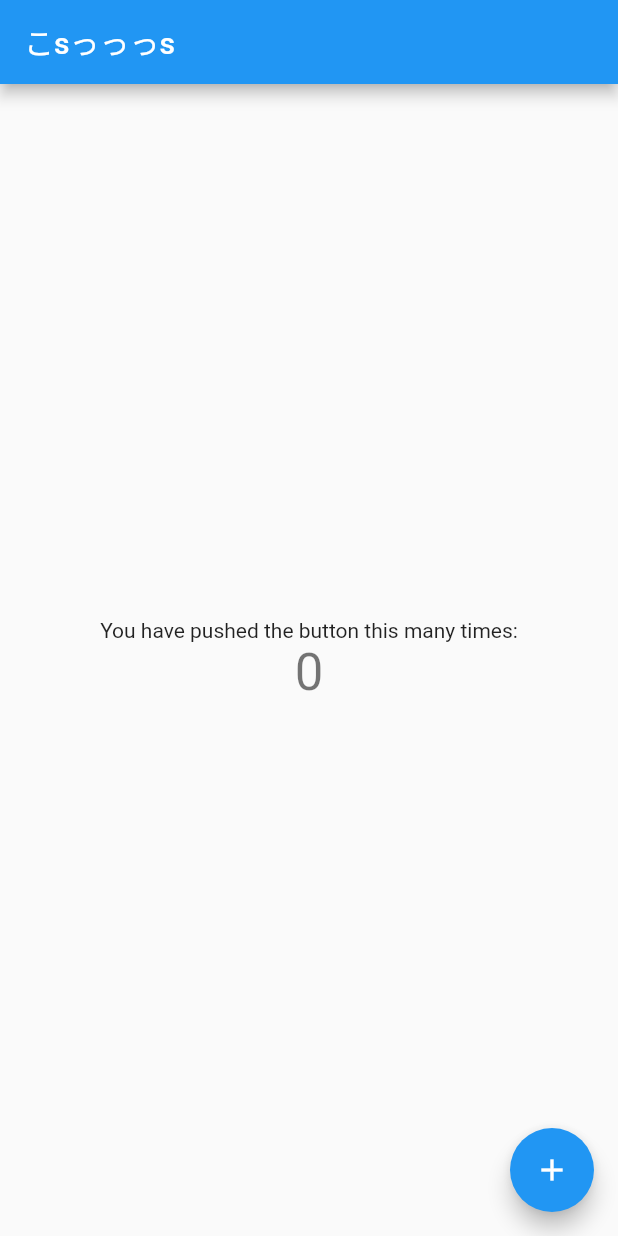
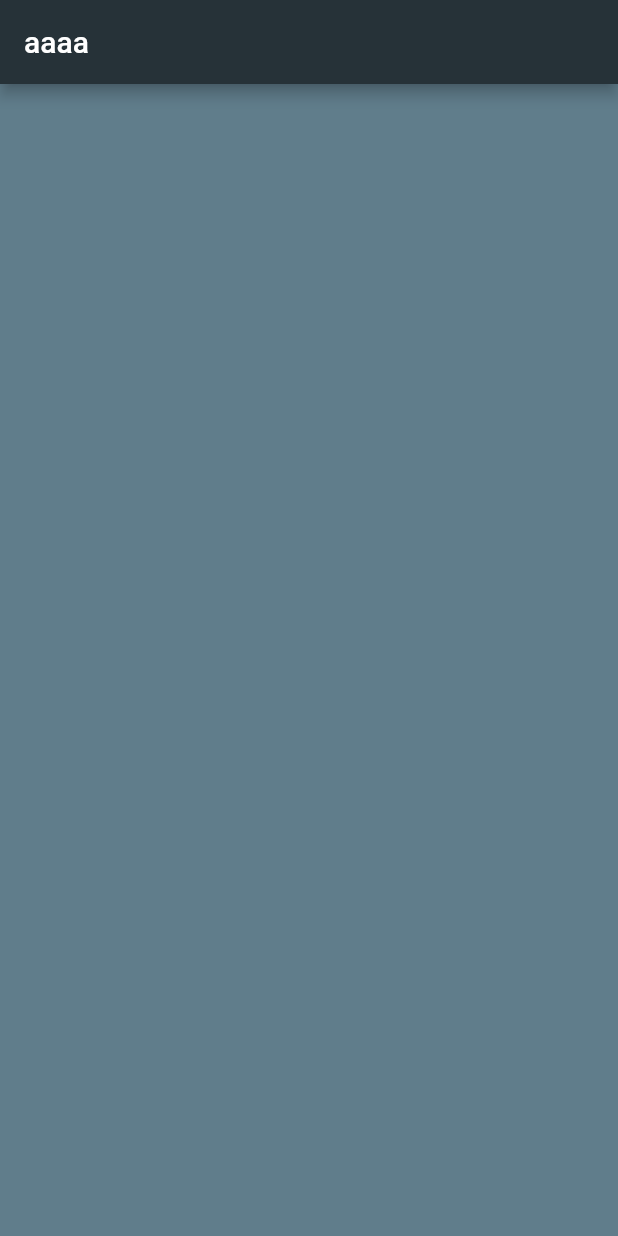
Before and after one commit to ryun0sk/00-Flutter, a Flutter app: the screen it shows after launch, on a phone screen of 412 x 824 dp. Run offline on Flutter 3.47's test engine with Material 2 defaults, Android fonts, the phone set to English and light mode, and no system bars.

Commit message:
i am rich

```diff
--- a/lib/main.dart
+++ b/lib/main.dart
@@ -1,111 +1,15 @@
 import 'package:flutter/material.dart';
 
-void main() => runApp(MyApp());
-
-class MyApp extends StatelessWidget {
-  // This widget is the root of your application.
-  @override
-  Widget build(BuildContext context) {
-    return MaterialApp(
-      title: 'Flutter Demo',
-      theme: ThemeData(
-        // This is the theme of your application.
-        //
-        // Try running your application with "flutter run". You'll see the
-        // application has a blue toolbar. Then, without quitting the app, try
-        // changing the primarySwatch below to Colors.green and then invoke
-        // "hot reload" (press "r" in the console where you ran "flutter run",
-        // or simply save your changes to "hot reload" in a Flutter IDE).
-        // Notice that the counter didn't reset back to zero; the application
-        // is not restarted.
-        primarySwatch: Colors.blue,
-      ),
-      home: MyHomePage(title: 'こsっっっs'),
-    );
-  }
-}
-
-class MyHomePage extends StatefulWidget {
-  MyHomePage({Key key, this.title}) : super(key: key);
-
-  // This widget is the home page of your application. It is stateful, meaning
-  // that it has a State object (defined below) that contains fields that affect
-  // how it looks.
-
-  // This class is the configuration for the state. It holds the values (in this
-  // case the title) provided by the parent (in this case the App widget) and
-  // used by the build method of the State. Fields in a Widget subclass are
-  // always marked "final".
-
-  final String title;
-
-  @override
-  _MyHomePageState createState() => _MyHomePageState();
-}
-
-class _MyHomePageState extends State<MyHomePage> {
-  int _counter = 0;
-
-  void _incrementCounter() {
-    setState(() {
-      // This call to setState tells the Flutter framework that something has
-      // changed in this State, which causes it to rerun the build method below
-      // so that the display can reflect the updated values. If we changed
-      // _counter without calling setState(), then the build method would not be
-      // called again, and so nothing would appear to happen.
-      _counter++;
-    });
-  }
-
-  @override
-  Widget build(BuildContext context) {
-    // This method is rerun every time setState is called, for instance as done
-    // by the _incrementCounter method above.
-    //
-    // The Flutter framework has been optimized to make rerunning build methods
-    // fast, so that you can just rebuild anything that needs updating rather
-    // than having to individually change instances of widgets.
-    return Scaffold(
-      appBar: AppBar(
-        // Here we take the value from the MyHomePage object that was created by
-        // the App.build method, and use it to set our appbar title.
-        title: Text(widget.title),
-      ),
-      body: Center(
-        // Center is a layout widget. It takes a single child and positions it
-        // in the middle of the parent.
-        child: Column(
-          // Column is also layout widget. It takes a list of children and
-          // arranges them vertically. By default, it sizes itself to fit its
-          // children horizontally, and tries to be as tall as its parent.
-          //
-          // Invoke "debug painting" (press "p" in the console, choose the
-          // "Toggle Debug Paint" action from the Flutter Inspector in Android
-          // Studio, or the "Toggle Debug Paint" command in Visual Studio Code)
-          // to see the wireframe for each widget.
-          //
-          // Column has various properties to control how it sizes itself and
-          // how it positions its children. Here we use mainAxisAlignment to
-          // center the children vertically; the main axis here is the vertical
-          // axis because Columns are vertical (the cross axis would be
-          // horizontal).
-          mainAxisAlignment: MainAxisAlignment.center,
-          children: <Widget>[
-            Text(
-              'You have pushed the button this many times:',
-            ),
-            Text(
-              '$_counter',
-              style: Theme.of(context).textTheme.display1,
-            ),
-          ],
+void main() {
+  runApp(
+    MaterialApp(
+      home: Scaffold(
+        backgroundColor: Colors.blueGrey,
+        appBar: AppBar(
+          title: Text('aaaa'),
+          backgroundColor: Colors.blueGrey[900],
         ),
       ),
-      floatingActionButton: FloatingActionButton(
-        onPressed: _incrementCounter,
-        tooltip: 'Increment',
-        child: Icon(Icons.add),
-      ), // This trailing comma makes auto-formatting nicer for build methods.
-    );
-  }
+    ),
+  );
 }
```
